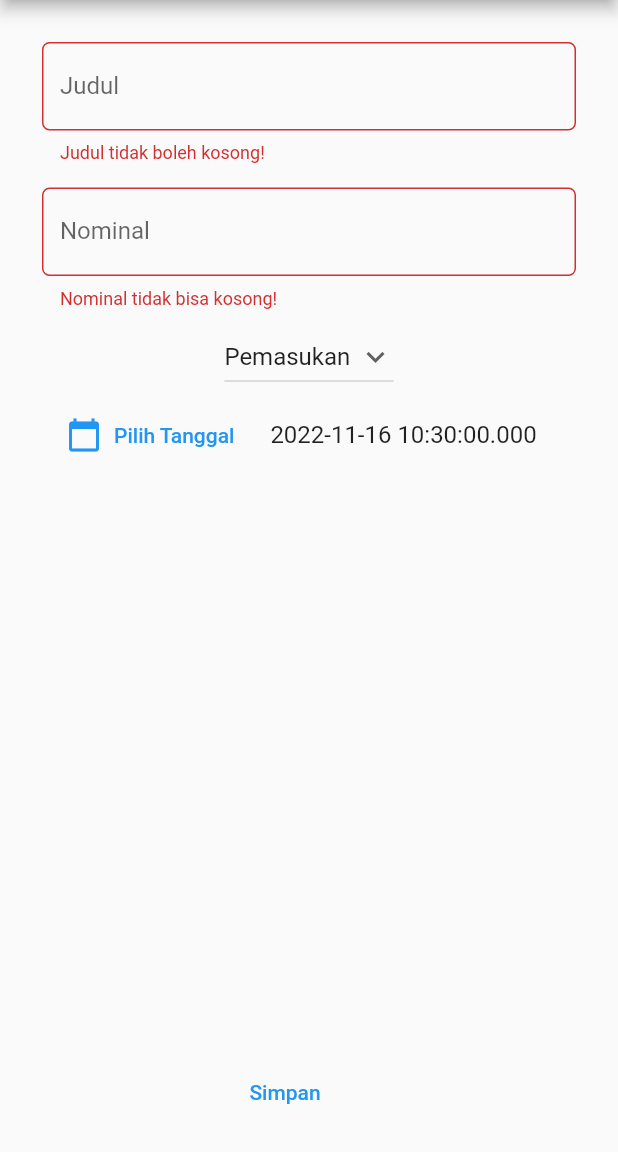
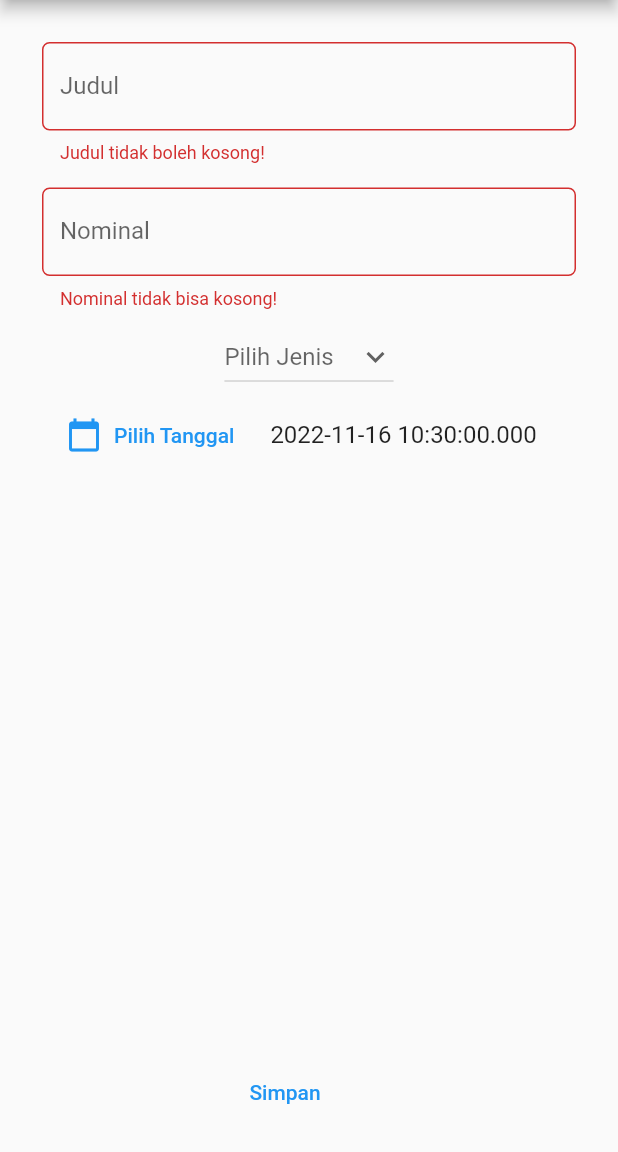
Before and after one commit to nataniadeandra/pbp-flutter-lab, a Flutter app: the AddBudgetPage screen opened directly, after a tap on "Simpan", on a phone screen of 412 x 824 dp, the part 84-1236 px from its top. Run offline on Flutter 3.47's test engine with Material 2 defaults, Android fonts, the phone set to English and light mode, and no system bars.

Commit message:
fix dropdwon

```diff
--- a/lib/form.dart
+++ b/lib/form.dart
@@ -18,7 +18,7 @@ class _AddBudgetPageState extends State<AddBudgetPage> {
   int nominal = 0;
   DateTime tanggal = DateTime.now();
 
-  String jenis = 'Pemasukan';
+  String? jenis = null;
   List<String> listJenis = ['Pemasukan', 'Pengeluaran'];
   List<Object> listForm = [];
 
@@ -104,21 +104,23 @@ class _AddBudgetPageState extends State<AddBudgetPage> {
                   ),
                 ),
 
-                // blm bs MUNCUL PILIH JENIS NYA
+                // JENIS
                 Center(
                   child: DropdownButton<String>(
-                    value: jenis,
                     icon: const Icon(Icons.keyboard_arrow_down),
                     hint: const Text(
-                        "Pilih Jenis",
-                        textAlign: TextAlign.center,
-                      ),
-                    items: listJenis.map((String items) {
-                        return DropdownMenuItem(
-                          value: items,
-                          child: Text(items),
-                        );
-                      }).toList(),
+                      "Pilih Jenis",
+                      textAlign: TextAlign.center,
+                    ),
+                    value: jenis,
+
+                    items: <String>['Pemasukan', 'Pengeluaran']
+                    .map((String val) => DropdownMenuItem<String>(
+                          value: val,
+                          child: Text(val),
+                        ))
+                    .toList(),
+
                     onChanged: (String? value) {
                       setState(() {
                         jenis = value!;
@@ -127,6 +129,7 @@ class _AddBudgetPageState extends State<AddBudgetPage> {
                   ),
                 ),
 
+                // TANGGAL
                 ListTile(
                   title: Text(tanggal.toString()),
                   leading: TextButton.icon(
@@ -146,6 +149,7 @@ class _AddBudgetPageState extends State<AddBudgetPage> {
                     },
                   ),
                 ),
+
               ],
             ),
           ),
@@ -161,7 +165,7 @@ class _AddBudgetPageState extends State<AddBudgetPage> {
               if (_formKey.currentState!.validate()) {
                 listForm.add(judul);
                 listForm.add(nominal);
-                listForm.add(jenis);
+                listForm.add(jenis.toString());
                 listForm.add(tanggal);
                 list.add(listForm);
                 listForm = [];
```
